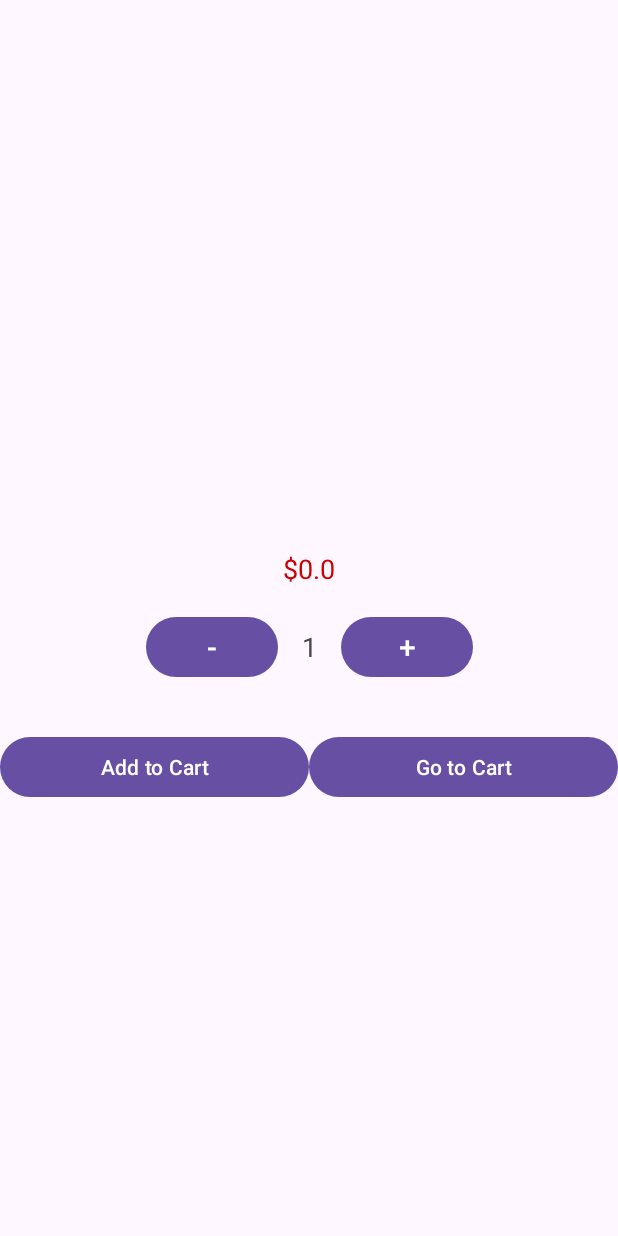
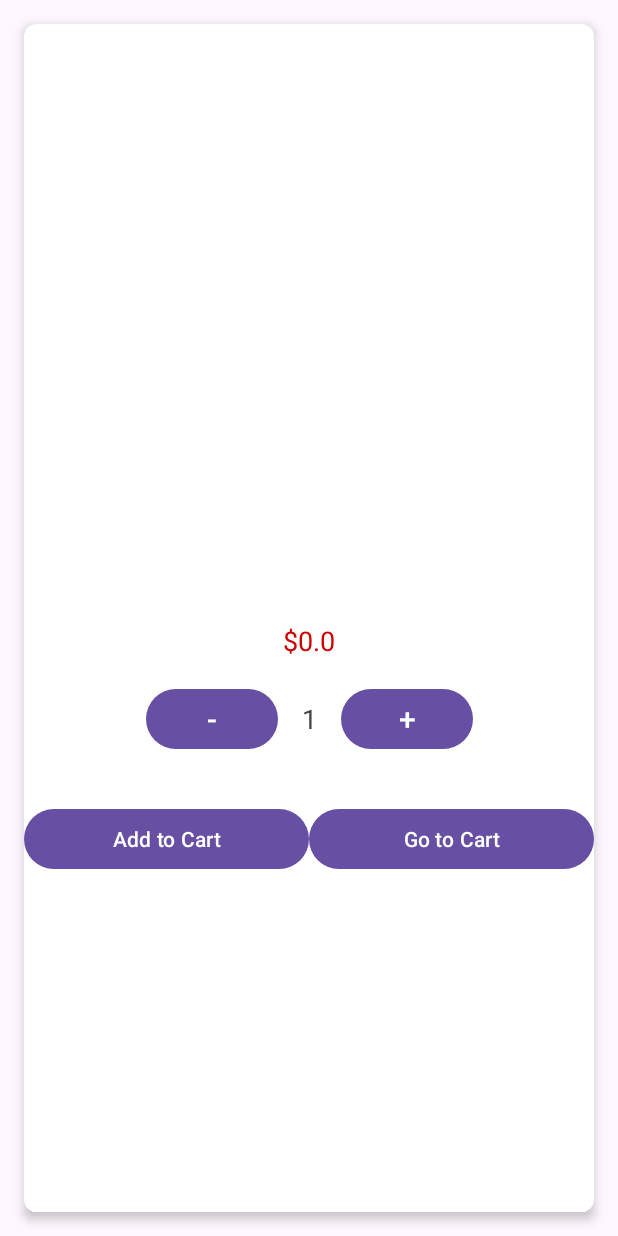
Before and after one commit to dineshnp03/coffeedelight, an Android app: the ProductDetailActivity screen opened directly, with no data from a screen before it, on a phone screen of 412 x 824 dp. Run offline under Robolectric (Android 15) with nearby library versions, the light colour scheme and no system bars; our stand-ins replace Firebase (no records; nobody signed in at launch, a user with empty details on screens opened directly).

Commit message:
Card View for product detail activity

```diff
--- a/app/src/main/res/layout/activity_product_detail.xml
+++ b/app/src/main/res/layout/activity_product_detail.xml
@@ -1,21 +1,30 @@
 <?xml version="1.0" encoding="utf-8"?>
-<androidx.constraintlayout.widget.ConstraintLayout xmlns:android="http://schemas.android.com/apk/res/android"
+<androidx.cardview.widget.CardView xmlns:android="http://schemas.android.com/apk/res/android"
     xmlns:app="http://schemas.android.com/apk/res-auto"
     xmlns:tools="http://schemas.android.com/tools"
-    android:id="@+id/main"
+    android:id="@+id/cardViewProductDetail"
     android:layout_width="match_parent"
     android:layout_height="match_parent"
+    android:layout_margin="16dp"
+    app:cardCornerRadius="8dp"
+    app:cardElevation="4dp"
     tools:context=".ProductDetailActivity">
+
+    <androidx.constraintlayout.widget.ConstraintLayout
+        android:layout_width="match_parent"
+        android:layout_height="match_parent">
 
         <ImageView
             android:id="@+id/imageViewProductDetail"
             android:layout_width="0dp"
             android:layout_height="0dp"
+            android:layout_marginTop="50dp"
             android:scaleType="centerCrop"
-        app:layout_constraintTop_toTopOf="parent"
+            app:layout_constraintDimensionRatio="16:9"
+            app:layout_constraintEnd_toEndOf="parent"
+            app:layout_constraintHorizontal_bias="0.0"
             app:layout_constraintStart_toStartOf="parent"
-        app:layout_constraintEnd_toEndOf="parent"
-        app:layout_constraintDimensionRatio="16:9" />
+            app:layout_constraintTop_toTopOf="parent" />
 
         <TextView
             android:id="@+id/textViewProductNameDetail"
@@ -108,3 +117,5 @@
         </LinearLayout>
 
     </androidx.constraintlayout.widget.ConstraintLayout>
+
+</androidx.cardview.widget.CardView>
```
Lines whose indentation alone changed are shown as unchanged.
